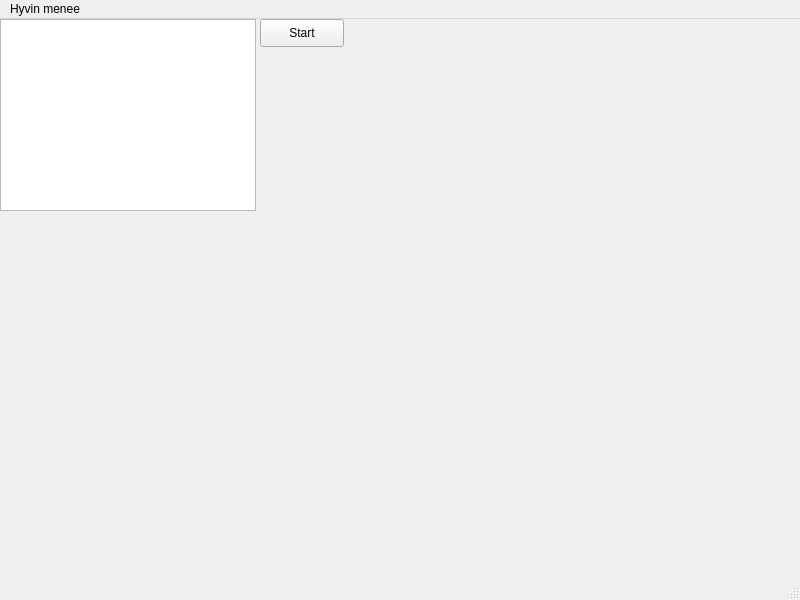
The window that Game/simplegamewindow.ui (Kataya42/OHJ_3) describes before a commit, drawn with Qt 5.
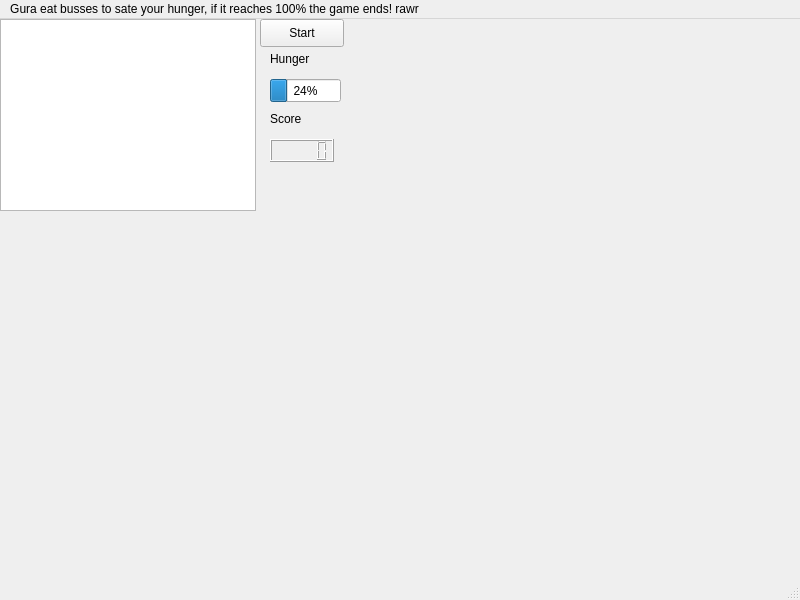
The same window after the commit.

Commit message: Added score count and a way for the game to end, Game now stops if game ends

```diff
--- a/Game/simplegamewindow.ui
+++ b/Game/simplegamewindow.ui
@@ -55,6 +55,58 @@
      <string>Start</string>
     </property>
    </widget>
+   <widget class="QLCDNumber" name="scoreCount">
+    <property name="geometry">
+     <rect>
+      <x>270</x>
+      <y>120</y>
+      <width>64</width>
+      <height>23</height>
+     </rect>
+    </property>
+    <property name="focusPolicy">
+     <enum>Qt::NoFocus</enum>
+    </property>
+   </widget>
+   <widget class="QProgressBar" name="progressBar">
+    <property name="geometry">
+     <rect>
+      <x>270</x>
+      <y>60</y>
+      <width>71</width>
+      <height>23</height>
+     </rect>
+    </property>
+    <property name="value">
+     <number>24</number>
+    </property>
+   </widget>
+   <widget class="QLabel" name="hungerLabel">
+    <property name="geometry">
+     <rect>
+      <x>270</x>
+      <y>30</y>
+      <width>63</width>
+      <height>20</height>
+     </rect>
+    </property>
+    <property name="text">
+     <string>Hunger</string>
+    </property>
+   </widget>
+   <widget class="QLabel" name="scoreLabel">
+    <property name="geometry">
+     <rect>
+      <x>270</x>
+      <y>90</y>
+      <width>63</width>
+      <height>20</height>
+     </rect>
+    </property>
+    <property name="text">
+     <string>Score</string>
+    </property>
+   </widget>
   </widget>
   <widget class="QMenuBar" name="menubar">
    <property name="geometry">
@@ -67,7 +119,7 @@
    </property>
    <widget class="QMenu" name="menuHyvin_menee">
     <property name="title">
-     <string>Hyvin menee</string>
+     <string>Gura eat busses to sate your hunger, if it reaches 100% the game ends! rawr</string>
     </property>
    </widget>
    <addaction name="menuHyvin_menee"/>
```
The commit also changes 4 other files.
